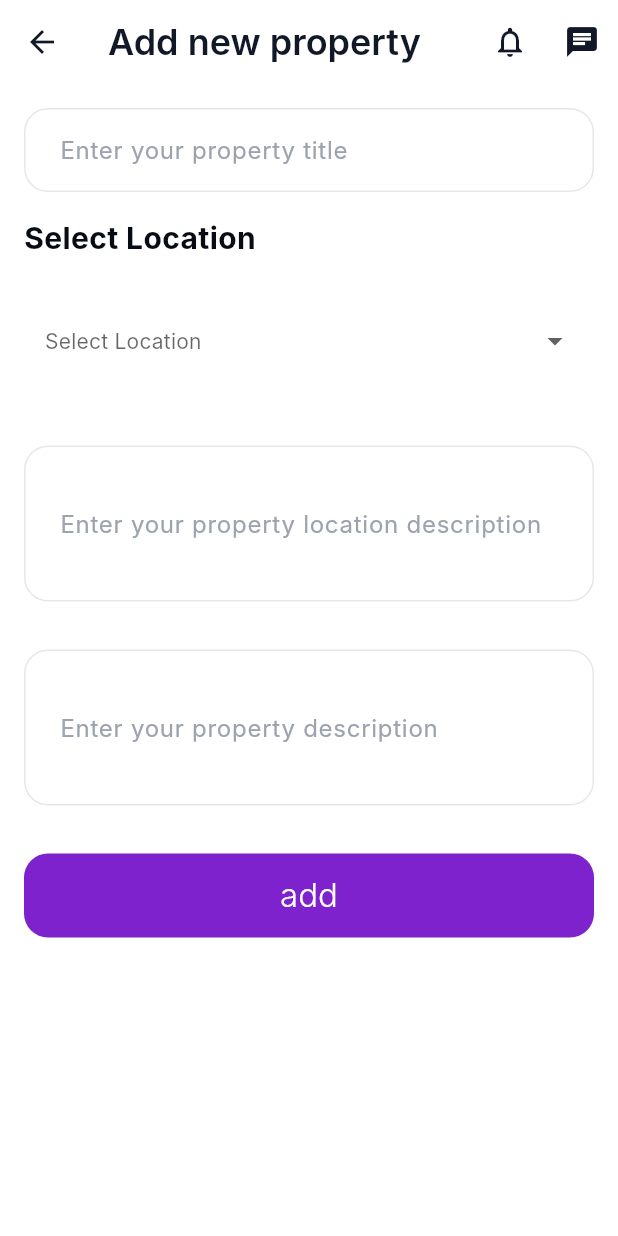
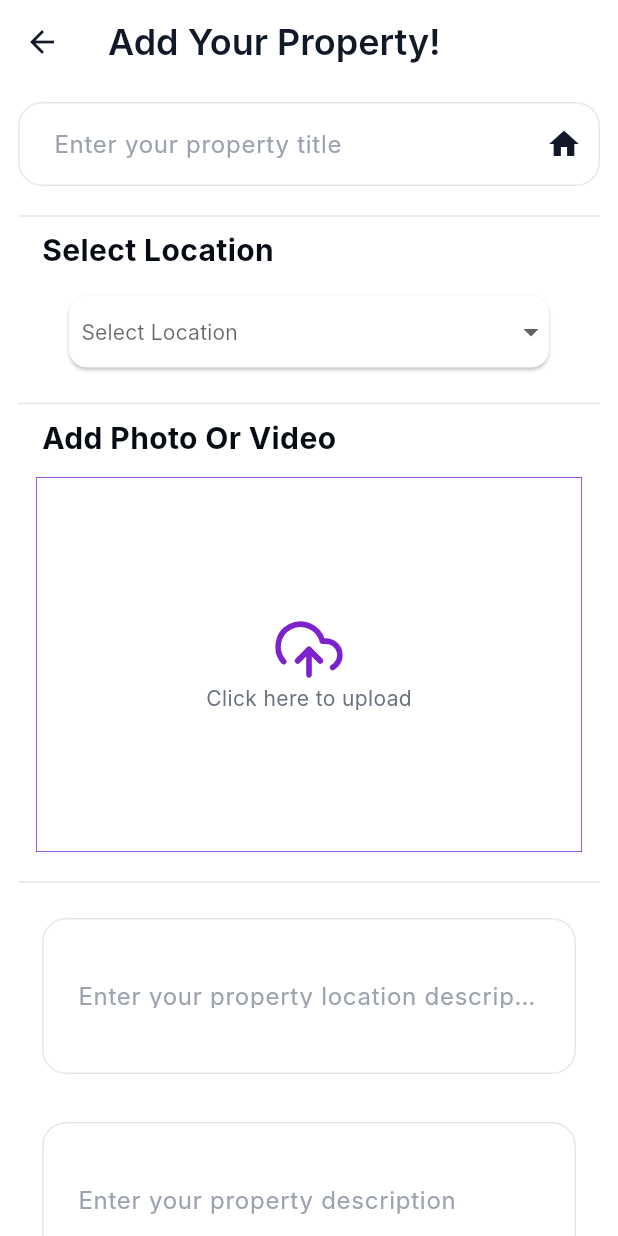
Before and after one commit to Mohakerdi/AlMekhtar, a Flutter app: the AddPropertyScreen screen opened directly, on a phone screen of 412 x 824 dp. Run offline on Flutter 3.47's test engine with Material 3 defaults, Android fonts, the phone set to English and light mode, and no system bars; our stand-ins replace carousel_slider, dartz, dio, flutter_bloc, flutter_feather_icons, font_awesome_flutter and 7 more; accounts and stored records are empty; Roboto replaces fonts that are missing (Inter).

Commit message:
added the imagepicker widget in add property

```diff
--- a/lib/Features/auth/services/cubit/user_cubit.dart
+++ b/lib/Features/auth/services/cubit/user_cubit.dart
@@ -3,9 +3,6 @@ import 'package:flutter_bloc/flutter_bloc.dart';
 import 'package:image_picker/image_picker.dart';
 import 'package:jwt_decoder/jwt_decoder.dart';
 import 'package:mabeet/Features/auth/services/cubit/user_state.dart';
-import 'package:mabeet/core/api/api_consumer.dart';
-import 'package:mabeet/core/api/api_constants.dart';
-import 'package:mabeet/core/errors/exceptions.dart';
 import 'package:mabeet/data/models/sign_up_model.dart';
 import 'package:mabeet/data/repos/user_repo.dart';
 
--- a/lib/Features/user/home/widgets/CustomAppBar.dart
+++ b/lib/Features/user/home/widgets/CustomAppBar.dart
@@ -35,7 +35,7 @@ class CustomAppBar extends StatelessWidget implements PreferredSizeWidget {
           onPressed: () {
             PersistentNavBarNavigator.pushNewScreen(
               context,
-              screen: const Chatscreen(),
+              screen: const ChatScreen(),
               withNavBar: false,
               pageTransitionAnimation: PageTransitionAnimation.cupertino,
             );
--- a/lib/Features/user/rentals/screens/add_property_screen.dart
+++ b/lib/Features/user/rentals/screens/add_property_screen.dart
@@ -1,6 +1,8 @@
 import 'package:flutter/material.dart';
 import 'package:mabeet/Features/user/chat/screens/chat_screen.dart';
 import 'package:mabeet/Features/user/notifications/screens/notifications_screen.dart';
+import 'package:mabeet/Features/user/rentals/widgets/select_from_gallery.dart';
+import 'package:mabeet/core/constants/icons.dart';
 import 'package:mabeet/core/theme/app_colors.dart';
 import 'package:mabeet/data/models/property.dart';
 
@@ -17,41 +19,20 @@ class _AddPropertyScreenState extends State<AddPropertyScreen> {
   @override
   Widget build(BuildContext context) {
     return Scaffold(
-      appBar: AppBar(
-        title: Text("Add new property"),
-        actions: [
-          IconButton(
-            onPressed: () {
-              Navigator.of(context).push(
-                MaterialPageRoute(
-                  builder: (builder) => NotificationsScreen(),
-                ),
-              );
-            },
-            icon: const Icon(Icons.notifications_none),
-          ),
-          IconButton(
-            onPressed: () {
-              Navigator.of(context).push(
-                MaterialPageRoute(builder: (builder) => const Chatscreen()),
-              );
-            },
-            icon: const Icon(Icons.chat),
-          ),
-        ],
-      ),
+      appBar: AppBar(title: Text('Add Your Property!')),
       body: SingleChildScrollView(
+        padding: EdgeInsets.symmetric(horizontal: 12, vertical: 12),
         child: Column(
           children: [
-            Padding(
-              padding: const EdgeInsets.all(16.0),
-              child: TextField(
+            TextField(
               decoration: InputDecoration(
                 labelText: "Enter your property title",
                 labelStyle: TextStyle(color: AppColors.gray400),
+                suffixIcon: Icon(AppIcons.homeIcon),
               ),
             ),
-            ),
+            SizedBox(height: 12,),
+            Divider(),
             Padding(
               padding: const EdgeInsets.only(left: 16.0),
               child: Align(
@@ -67,22 +48,21 @@ class _AddPropertyScreenState extends State<AddPropertyScreen> {
               ),
             ),
             Padding(
-              padding: const EdgeInsets.all(30.0),
+              padding: const EdgeInsets.symmetric(horizontal: 30, vertical: 12),
+              child: Card(
                 child: DropdownButton<Location>(
                   value: selectedLocation,
-                hint: const Text("Select Location"),
+                  hint: const Text("  Select Location"),
                   isExpanded: true,
                   underline: const SizedBox(),
                   icon: const Icon(Icons.arrow_drop_down),
                   borderRadius: BorderRadius.circular(12),
-
                   items: Location.values.map((location) {
                     return DropdownMenuItem(
                       value: location,
-                    child: Text(location.name),
+                      child: Text("  ${location.name}"),
                     );
                   }).toList(),
-
                   onChanged: (value) {
                     setState(() {
                       selectedLocation = value;
@@ -90,6 +70,24 @@ class _AddPropertyScreenState extends State<AddPropertyScreen> {
                   },
                 ),
               ),
+            ),
+            Divider(),
+            Padding(
+              padding: const EdgeInsets.only(left: 16.0),
+              child: Align(
+                alignment: Alignment.centerLeft,
+                child: Text(
+                  "Add Photo Or Video",
+                  style: TextStyle(
+                    fontSize: 20,
+                    fontWeight: FontWeight.bold,
+                    color: AppColors.gray950,
+                  ),
+                ),
+              ),
+            ),
+            SelectFromGallery(onSelectImage: (image) {}),
+            Divider(),
             Padding(
               padding: const EdgeInsets.all(16.0),
               child: TextField(
@@ -112,6 +110,17 @@ class _AddPropertyScreenState extends State<AddPropertyScreen> {
                 ),
               ),
             ),
+            Divider(),
+            Padding(
+              padding: const EdgeInsets.all(16.0),
+              child: TextField(
+                maxLines: 1,
+                decoration: InputDecoration(
+                  labelText: "Enter rent cost \$",
+                  labelStyle: TextStyle(color: AppColors.gray400),
+                ),
+              ),
+            ),
             Padding(
               padding: const EdgeInsets.all(16.0),
               child: ElevatedButton(onPressed: () {}, child: Text("add")),
--- /dev/null
+++ b/lib/Features/user/rentals/widgets/select_from_gallery.dart
@@ -0,0 +1,79 @@
+import 'dart:io';
+import 'package:flutter/material.dart';
+import 'package:image_picker/image_picker.dart';
+import '../../../../core/constants/icons.dart';
+import '../../../../core/theme/app_colors.dart';
+
+class SelectFromGallery extends StatefulWidget {
+  const SelectFromGallery({super.key, required this.onSelectImage});
+
+  final void Function(File image) onSelectImage;
+
+  @override
+  State<SelectFromGallery> createState() => _SelectFromGalleryState();
+}
+
+class _SelectFromGalleryState extends State<SelectFromGallery> {
+  File? _selectedImage;
+
+  void _getPicture() async {
+    final imagePicker = ImagePicker();
+    final pickedImage = await imagePicker.pickImage(
+      source: ImageSource.gallery,
+      maxWidth: 600,
+    );
+
+    if (pickedImage == null) {
+      return;
+    }
+    setState(() {
+      _selectedImage = File(pickedImage.path);
+    });
+
+    widget.onSelectImage(_selectedImage!);
+  }
+
+  @override
+  Widget build(BuildContext context) {
+    Widget content = InkWell(
+      onTap: _getPicture,
+      child: Center(
+        child: Column(
+          mainAxisAlignment: MainAxisAlignment.center,
+          children: [
+            const Icon(AppIcons.upload, size: 45, color: AppColors.primary700,),
+            const Text('Click here to upload'),
+          ],
+        ),
+      ),
+    );
+
+    if (_selectedImage != null) {
+      content = GestureDetector(
+        onTap: _getPicture,
+        child: Image.file(
+          _selectedImage!,
+          fit: BoxFit.cover,
+          width: double.infinity,
+          height: double.infinity,
+        ),
+      );
+    }
+
+    return Padding(
+      padding: EdgeInsets.symmetric(horizontal: 12, vertical: 12),
+      child: Container(
+        decoration: BoxDecoration(
+          border: Border.all(
+            width: 0.5,
+            color: Theme.of(context).colorScheme.primary,
+          ),
+        ),
+        height: 250,
+        width: double.infinity,
+        alignment: Alignment.center,
+        child: content,
+      ),
+    );
+  }
+}
--- a/lib/core/api/api_constants.dart
+++ b/lib/core/api/api_constants.dart
@@ -11,9 +11,9 @@ class ApiKey{
   static const String email = 'email';
   static const String user = 'user';
   static const String name = 'name';
-  static const String password = 'password';
-  static const String password_confirmation = 'password_confirmation';
   static const String phone = 'phone';
   static const String token = 'token';
   static const String id = 'id';
+  static const String password = 'password';
+  static const String password_confirmation = 'password_confirmation';
 }
--- a/lib/core/constants/icons.dart
+++ b/lib/core/constants/icons.dart
@@ -17,5 +17,6 @@ class AppIcons{
  static const inactiveBookIcon = Icons.vpn_key_outlined;
  static const homeIcon = Icons.home;
  static const inactiveHomeIcon = Icons.home_outlined;
+ static const upload = FeatherIcons.uploadCloud;
 
 }
--- a/lib/core/theme/app_colors.dart
+++ b/lib/core/theme/app_colors.dart
@@ -33,7 +33,6 @@ class AppColors {
   static const Color gray900 = Color(0xFF111827);
   static const Color gray950 = Color(0xFF070B14);
 
-
   // 4. STATUS COLORS
   // --- Error (Red) ---
   static const Color error50 = Color(0xFFFEF2F2);
@@ -56,7 +55,6 @@ class AppColors {
   static const Color warning900 = Color(0xFF78350F);
   static const Color warningBase = warning700;
 
-
   // 5. Utility Colors
   static const Color background = Colors.white;
   static const Color card = gray50;
```
Also changed, not shown: lib/Features/user/chat/screens/chat_screen.dart (+31 -4 lines), lib/Features/user/chat/widgets/chat_vector.dart (added, +9 -0 lines). Lines whose indentation alone changed are shown as unchanged.
